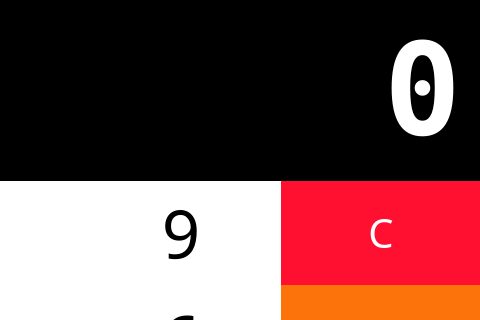
Before: the Qt Designer form main.ui in poramee/Simple-Cash-Register, drawn with Qt 5; both pictures show x 320 to 800 and y 0 to 320 of the 800 by 600 pixel window.
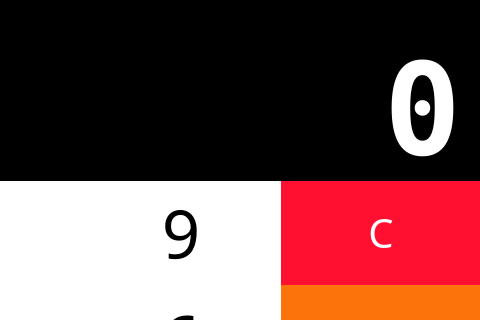
After: the same form once the commit is applied. Icons and pictures are not drawn.

Commit message: Finalize button animation

Patch:
```diff
--- a/main.ui
+++ b/main.ui
@@ -3230,9 +3230,9 @@
       <property name="geometry">
        <rect>
         <x>20</x>
-        <y>0</y>
+        <y>40</y>
         <width>761</width>
-        <height>181</height>
+        <height>141</height>
        </rect>
       </property>
       <property name="font">
```
Left out of the diff: 461 changed lines with no effect on the pictures. The commit also changes 2 other files.
